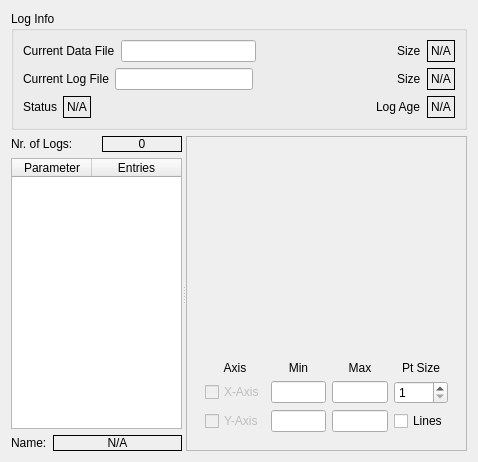
This is source/gui/src/logplotswidget.ui in MuonPi/muondetector as Qt 5 draws it before an edit. The edited form follows.
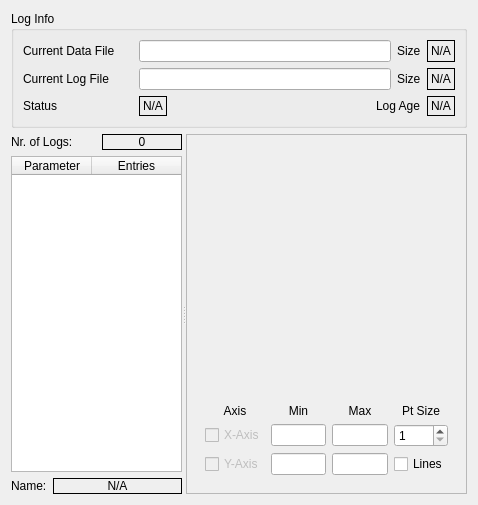
This is the edited form. Custom widgets are drawn as their Qt base class.

The edit to the form file:
```diff
--- a/source/gui/src/logplotswidget.ui
+++ b/source/gui/src/logplotswidget.ui
@@ -7,7 +7,7 @@
     <x>0</x>
     <y>0</y>
     <width>478</width>
-    <height>462</height>
+    <height>505</height>
    </rect>
   </property>
   <property name="windowTitle">
@@ -16,6 +16,12 @@
   <layout class="QGridLayout" name="gridLayout_5">
    <item row="0" column="0">
     <widget class="QGroupBox" name="groupBox">
+     <property name="sizePolicy">
+      <sizepolicy hsizetype="Preferred" vsizetype="Minimum">
+       <horstretch>0</horstretch>
+       <verstretch>0</verstretch>
+      </sizepolicy>
+     </property>
      <property name="title">
       <string>Log Info</string>
      </property>
@@ -24,6 +30,18 @@
        <layout class="QHBoxLayout" name="horizontalLayout_2">
         <item>
          <widget class="QLabel" name="label_6">
+          <property name="sizePolicy">
+           <sizepolicy hsizetype="Minimum" vsizetype="Minimum">
+            <horstretch>0</horstretch>
+            <verstretch>0</verstretch>
+           </sizepolicy>
+          </property>
+          <property name="minimumSize">
+           <size>
+            <width>110</width>
+            <height>0</height>
+           </size>
+          </property>
           <property name="text">
            <string>Current Data File</string>
           </property>
@@ -36,22 +54,6 @@
           </property>
          </widget>
         </item>
-        <item>
-         <spacer name="horizontalSpacer_5">
-          <property name="orientation">
-           <enum>Qt::Horizontal</enum>
-          </property>
-          <property name="sizeType">
-           <enum>QSizePolicy::MinimumExpanding</enum>
-          </property>
-          <property name="sizeHint" stdset="0">
-           <size>
-            <width>40</width>
-            <height>20</height>
-           </size>
-          </property>
-         </spacer>
-        </item>
         <item>
          <widget class="QLabel" name="label_9">
           <property name="text">
@@ -75,6 +77,18 @@
        <layout class="QHBoxLayout" name="horizontalLayout_3">
         <item>
          <widget class="QLabel" name="label_7">
+          <property name="sizePolicy">
+           <sizepolicy hsizetype="Minimum" vsizetype="Preferred">
+            <horstretch>0</horstretch>
+            <verstretch>0</verstretch>
+           </sizepolicy>
+          </property>
+          <property name="minimumSize">
+           <size>
+            <width>110</width>
+            <height>0</height>
+           </size>
+          </property>
           <property name="text">
            <string>Current Log File</string>
           </property>
@@ -87,22 +101,6 @@
           </property>
          </widget>
         </item>
-        <item>
-         <spacer name="horizontalSpacer_6">
-          <property name="orientation">
-           <enum>Qt::Horizontal</enum>
-          </property>
-          <property name="sizeType">
-           <enum>QSizePolicy::MinimumExpanding</enum>
-          </property>
-          <property name="sizeHint" stdset="0">
-           <size>
-            <width>40</width>
-            <height>20</height>
-           </size>
-          </property>
-         </spacer>
-        </item>
         <item>
          <widget class="QLabel" name="label_10">
           <property name="text">
@@ -126,6 +124,18 @@
        <layout class="QHBoxLayout" name="horizontalLayout_4">
         <item>
          <widget class="QLabel" name="label_11">
+          <property name="sizePolicy">
+           <sizepolicy hsizetype="Minimum" vsizetype="Preferred">
+            <horstretch>0</horstretch>
+            <verstretch>0</verstretch>
+           </sizepolicy>
+          </property>
+          <property name="minimumSize">
+           <size>
+            <width>110</width>
+            <height>0</height>
+           </size>
+          </property>
           <property name="text">
            <string>Status</string>
           </property>
@@ -182,6 +192,12 @@
    </item>
    <item row="1" column="0">
     <widget class="QSplitter" name="splitter">
+     <property name="sizePolicy">
+      <sizepolicy hsizetype="Expanding" vsizetype="Expanding">
+       <horstretch>0</horstretch>
+       <verstretch>0</verstretch>
+      </sizepolicy>
+     </property>
      <property name="orientation">
       <enum>Qt::Horizontal</enum>
      </property>
@@ -225,6 +241,12 @@
            <verstretch>0</verstretch>
           </sizepolicy>
          </property>
+         <property name="minimumSize">
+          <size>
+           <width>0</width>
+           <height>80</height>
+          </size>
+         </property>
          <property name="maximumSize">
           <size>
            <width>16777215</width>
@@ -312,16 +334,28 @@
       <layout class="QGridLayout" name="gridLayout_3">
        <item row="0" column="0">
         <widget class="CustomPlot" name="logPlot" native="true">
+         <property name="sizePolicy">
+          <sizepolicy hsizetype="Preferred" vsizetype="Expanding">
+           <horstretch>0</horstretch>
+           <verstretch>0</verstretch>
+          </sizepolicy>
+         </property>
          <property name="minimumSize">
           <size>
            <width>200</width>
-           <height>200</height>
+           <height>80</height>
           </size>
          </property>
         </widget>
        </item>
        <item row="1" column="0">
         <widget class="QFrame" name="frame">
+         <property name="sizePolicy">
+          <sizepolicy hsizetype="Preferred" vsizetype="Minimum">
+           <horstretch>0</horstretch>
+           <verstretch>0</verstretch>
+          </sizepolicy>
+         </property>
          <layout class="QGridLayout" name="gridLayout_2">
           <item row="0" column="1">
            <layout class="QGridLayout" name="gridLayout">
```
Left out of the diff: 6 changed lines with no effect on the pictures.
